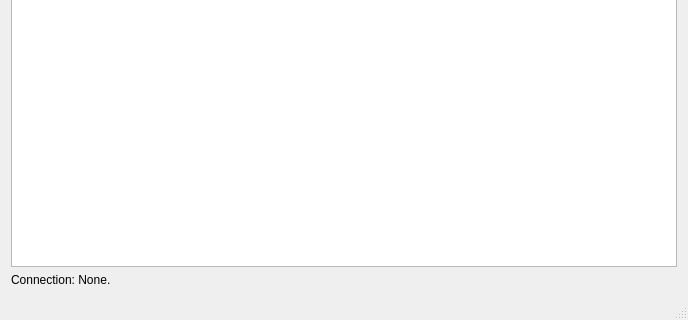
The window that mainwindow.ui (digitallumens/dlterm) describes before a commit, drawn with Qt 5; both pictures show x 0 to 688 and y 237 to 557 of the 688 by 557 pixel window.
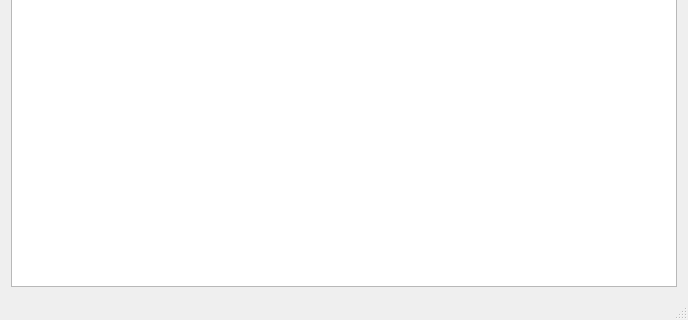
The same window after the commit.

Commit message: trying to modify the main window status bar

The edit to the form file:
```diff
--- a/mainwindow.ui
+++ b/mainwindow.ui
@@ -11,7 +11,7 @@
    </rect>
   </property>
   <property name="sizePolicy">
-   <sizepolicy hsizetype="Minimum" vsizetype="Minimum">
+   <sizepolicy hsizetype="Preferred" vsizetype="Preferred">
     <horstretch>0</horstretch>
     <verstretch>0</verstretch>
    </sizepolicy>
@@ -35,13 +35,6 @@
       </property>
      </widget>
     </item>
-    <item row="2" column="0">
-     <widget class="QLabel" name="label">
-      <property name="text">
-       <string>Connection: None.</string>
-      </property>
-     </widget>
-    </item>
    </layout>
   </widget>
   <widget class="QMenuBar" name="menuBar">
```
Left out of the diff: 2 changed lines with no effect on the pictures. The commit also changes 1 other file.
